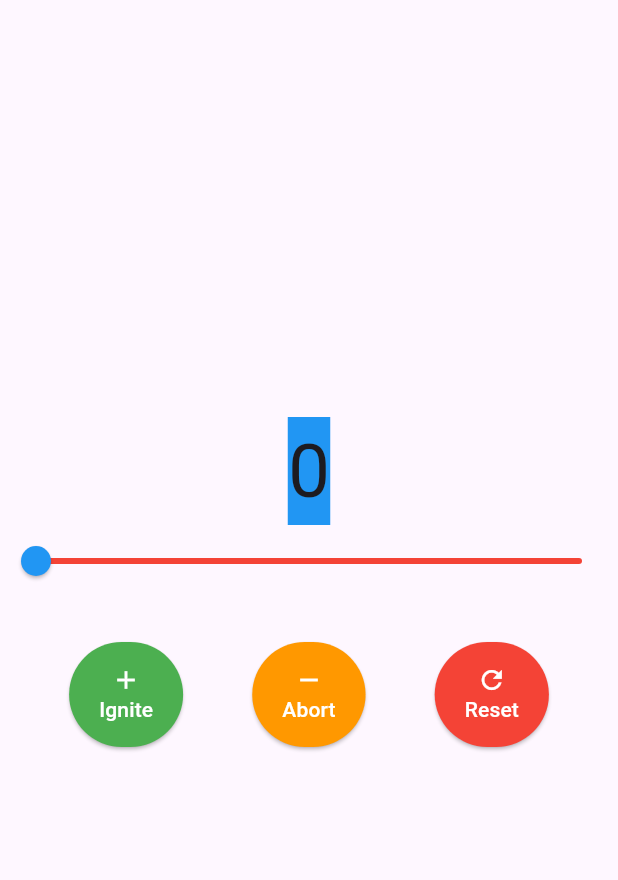
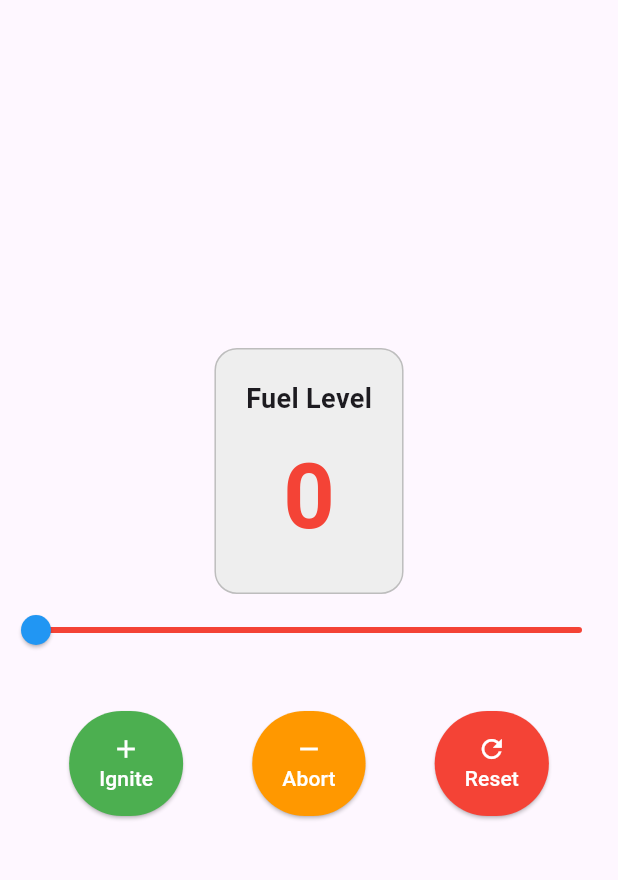
Before and after one commit to princeampofo/act6, a Flutter app: the screen it shows after launch, on a phone screen of 412 x 824 dp, the part 63-943 px from its top. Run offline on Flutter 3.47's test engine with Material 3 defaults, Android fonts, the phone set to English and light mode, and no system bars.

Commit message:
added fuel level display

```diff
--- a/lib/main.dart
+++ b/lib/main.dart
@@ -31,24 +31,50 @@ class _CounterWidgetState extends State<CounterWidget> {
   //set counter value
   int _counter = 0;
 
+  Color _getCounterColor() {
+    if (_counter == 0) {
+      return Colors.red; // Red when exactly 0
+    } else if (_counter > 50) {
+      return Colors.green; // Green when above 50
+    } else {
+      return Colors.orange; // Orange for values between 1-50
+    }
+  }
+
   @override
   Widget build(BuildContext context) {
     return Scaffold(
       appBar: AppBar(
         title: const Text('Rocket Launch Controller'),
       ),
-//set up the widget alignement
+      //set up the widget alignment
       body: Column(
         mainAxisAlignment: MainAxisAlignment.center,
         children: [
-          Center(
-            child: Container(
-              color: Colors.blue,
-              child: Text(
-                //to displays current number
-                '$_counter',
-                style: TextStyle(fontSize: 50.0),
-              ),
+          // fuel level display
+          Container(
+            padding: EdgeInsets.all(20),
+            decoration: BoxDecoration(
+              color: Colors.grey[200],
+              borderRadius: BorderRadius.circular(15),
+              border: Border.all(color: Colors.grey[400]!),
+            ),
+            child: Column(
+              children: [
+                Text(
+                  'Fuel Level',
+                  style: TextStyle(fontSize: 18, fontWeight: FontWeight.bold),
+                ),
+                SizedBox(height: 10),
+                Text(
+                  '$_counter',
+                  style: TextStyle(
+                    fontSize: 60.0,
+                    fontWeight: FontWeight.bold,
+                    color: _getCounterColor(), // Dynamic color
+                  ),
+                ),
+              ],
             ),
           ),
           Slider(
```
